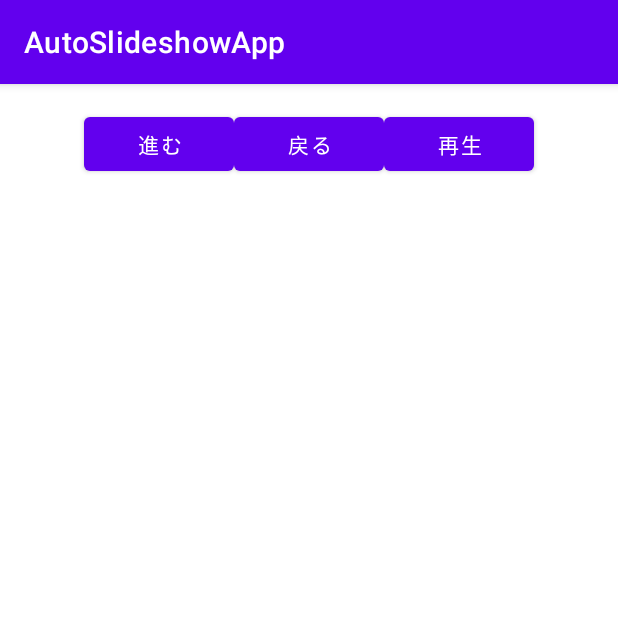
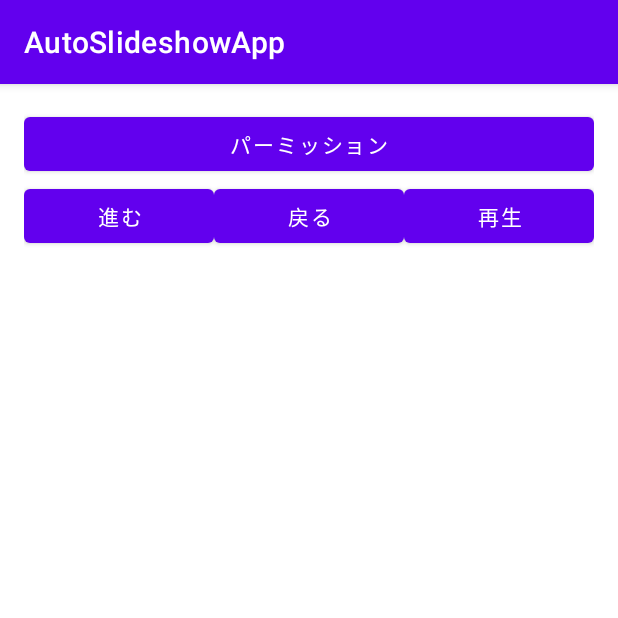
Before and after one commit to hiroto-ugajin/AutoSlideshowApp, an Android app: the screen it shows after launch (MainActivity), on a phone screen of 412 x 824 dp, the top half of it. Run offline under Robolectric (Android 15) with nearby library versions, the phone set to English and light mode, and no system bars.

Commit message:
5/22:課題５完成

```diff
--- a/app/src/main/res/layout/activity_main.xml
+++ b/app/src/main/res/layout/activity_main.xml
@@ -11,45 +11,40 @@
     tools:context=".MainActivity"
     >
 
-
-
-<!--    <TextView-->
-<!--        android:id="@+id/timer"-->
-<!--        android:layout_width="wrap_content"-->
-<!--        android:layout_height="wrap_content"-->
-<!--        android:layout_alignParentTop="true"-->
-<!--        android:layout_centerHorizontal="true"-->
-<!--        android:layout_marginLeft="20dp"-->
-<!--        android:layout_marginTop="70dp"-->
-<!--        android:layout_marginRight="20dp"-->
-<!--        android:text="0.0"-->
-<!--        android:textSize="60sp" />-->
+    <Button
+        android:id="@+id/buttonPermission"
+        android:layout_width="match_parent"
+        android:layout_height="wrap_content"
+        android:text="パーミッション" />
 
     <LinearLayout
         android:id="@+id/linearLayout"
         android:layout_width="match_parent"
         android:layout_height="wrap_content"
-        android:gravity="center">
-<!--        android:layout_below="@id/imageView"-->
+        android:layout_below="@id/buttonPermission"
+        android:orientation="horizontal">
 <!--        android:gravity="center"-->
-<!--        android:orientation="horizontal">-->
+
 
         <Button
         android:id="@+id/buttonGo"
         android:layout_width="100dp"
         android:layout_height="wrap_content"
+            android:layout_weight="1"
         android:text="進む" />
 
         <Button
         android:id="@+id/buttonBack"
         android:layout_width="100dp"
         android:layout_height="wrap_content"
+            android:layout_weight="1"
         android:text="戻る" />
 
         <Button
         android:id="@+id/buttonSlideShow"
         android:layout_width="100dp"
         android:layout_height="wrap_content"
+            android:layout_weight="1"
         android:text="再生" />
     </LinearLayout>
 
@@ -61,13 +56,4 @@
 
     </ImageView>
 
-<!--        android:layout_alignParentTop="true"-->
-<!--        android:layout_centerHorizontal="true"-->
-
-<!--        android:layout_marginLeft="20dp"-->
-<!--        android:layout_marginTop="70dp"-->
-<!--        android:layout_marginRight="20dp"/>-->
-
-
-
 </RelativeLayout>
```
Also changed, not shown: app/src/main/java/jp/techacademy/hiroto/ugajin/autoslideshowapp/MainActivity.kt (+23 -32 lines).
